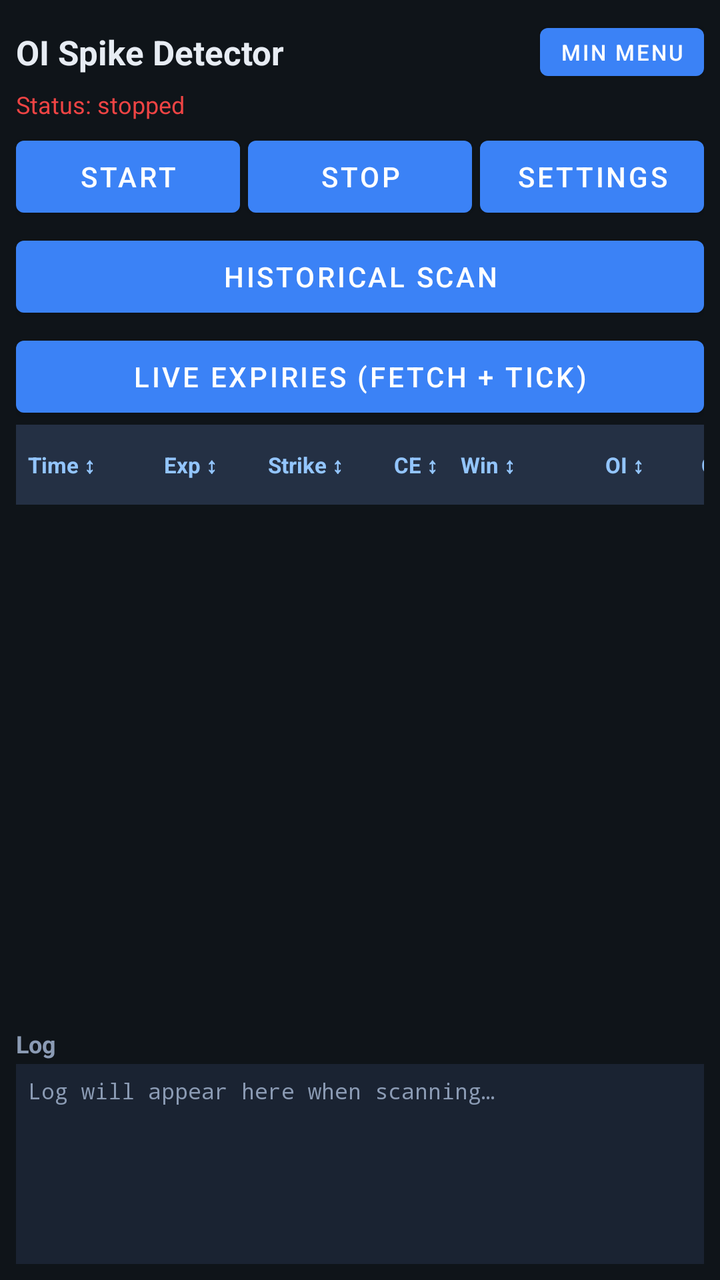
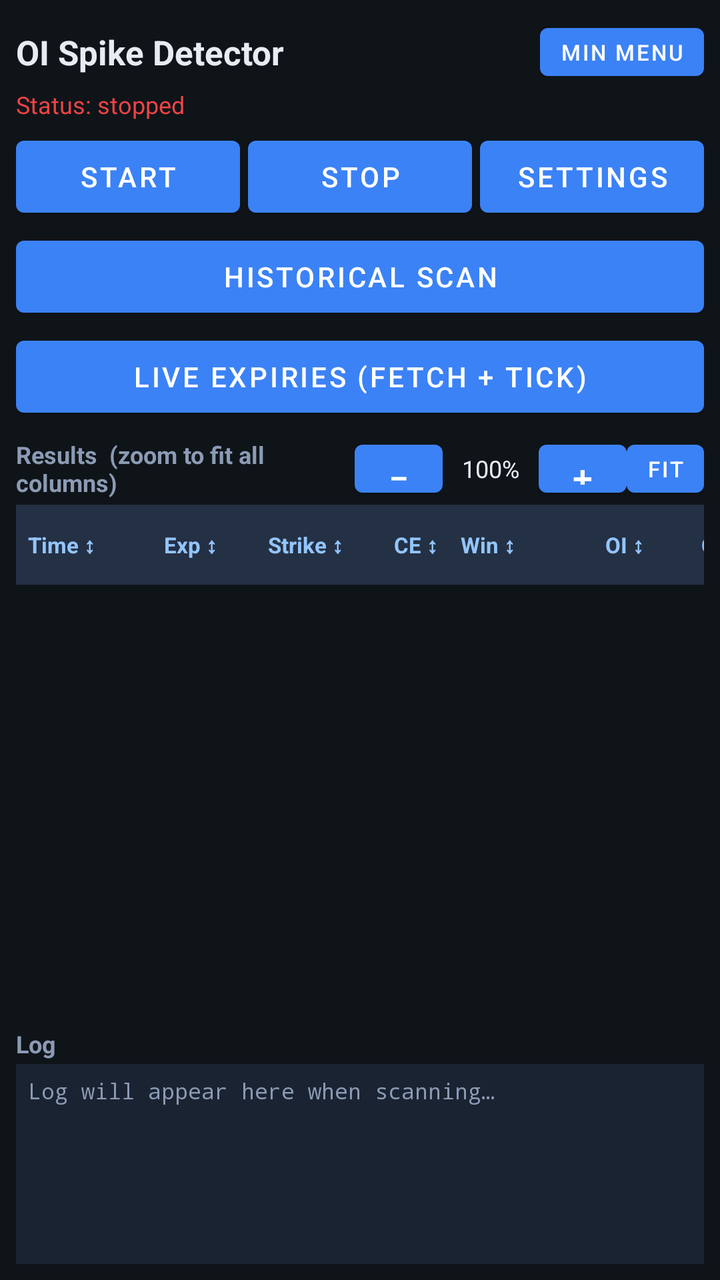

An Android layout rendered at two revisions. The XML below is the earlier revision; the diff shows what the commit changed to produce the second picture.
<!-- AndroidManifest.xml: application theme Theme.OISpikeDetector -->
<!-- res/layout/activity_main.xml -->
<?xml version="1.0" encoding="utf-8"?>
<LinearLayout xmlns:android="http://schemas.android.com/apk/res/android"
    android:layout_width="match_parent"
    android:layout_height="match_parent"
    android:orientation="vertical"
    android:padding="8dp"
    android:background="#0F1419">

    <LinearLayout
        android:layout_width="match_parent"
        android:layout_height="wrap_content"
        android:orientation="horizontal"
        android:gravity="center_vertical">
        <TextView
            android:layout_width="0dp"
            android:layout_height="wrap_content"
            android:layout_weight="1"
            android:text="OI Spike Detector"
            android:textColor="#E7ECF3"
            android:textSize="17sp"
            android:textStyle="bold" />
        <Button
            android:id="@+id/btnToggleMainExtra"
            android:layout_width="wrap_content"
            android:layout_height="36dp"
            android:minWidth="0dp"
            android:paddingLeft="10dp"
            android:paddingRight="10dp"
            android:text="Min menu"
            android:textSize="11sp" />
    </LinearLayout>

    <TextView
        android:id="@+id/statusText"
        android:layout_width="match_parent"
        android:layout_height="wrap_content"
        android:text="Status: stopped"
        android:textColor="#EF4444"
        android:textSize="12sp" />

    <LinearLayout
        android:layout_width="match_parent"
        android:layout_height="wrap_content"
        android:layout_marginTop="4dp"
        android:orientation="horizontal">
        <Button
            android:id="@+id/btnStart"
            android:layout_width="0dp"
            android:layout_height="wrap_content"
            android:layout_weight="1"
            android:text="Start" />
        <Button
            android:id="@+id/btnStop"
            android:layout_width="0dp"
            android:layout_height="wrap_content"
            android:layout_marginStart="4dp"
            android:layout_weight="1"
            android:text="Stop" />
        <Button
            android:id="@+id/btnSettings"
            android:layout_width="0dp"
            android:layout_height="wrap_content"
            android:layout_marginStart="4dp"
            android:layout_weight="1"
            android:text="Settings" />
    </LinearLayout>

    <LinearLayout
        android:id="@+id/mainExtraPanel"
        android:layout_width="match_parent"
        android:layout_height="wrap_content"
        android:orientation="vertical">
        <Button
            android:id="@+id/btnHistorical"
            android:layout_width="match_parent"
            android:layout_height="wrap_content"
            android:layout_marginTop="2dp"
            android:text="Historical Scan" />
        <Button
            android:id="@+id/btnLiveExpiries"
            android:layout_width="match_parent"
            android:layout_height="wrap_content"
            android:layout_marginTop="2dp"
            android:text="Live Expiries (Fetch + Tick)" />
    </LinearLayout>

    
    <include
        android:id="@+id/tableHeader"
        layout="@layout/table_header"
        android:layout_width="match_parent"
        android:layout_height="wrap_content" />

    <androidx.recyclerview.widget.RecyclerView
        android:id="@+id/spikeList"
        android:layout_width="match_parent"
        android:layout_height="0dp"
        android:layout_weight="1" />

    <TextView
        android:layout_width="match_parent"
        android:layout_height="wrap_content"
        android:layout_marginTop="4dp"
        android:text="Log"
        android:textColor="#8B9BB4"
        android:textStyle="bold"
        android:textSize="12sp" />

    <ScrollView
        android:id="@+id/logScroll"
        android:layout_width="match_parent"
        android:layout_height="100dp"
        android:layout_marginTop="2dp"
        android:background="#1A2332"
        android:fillViewport="true">
        <TextView
            android:id="@+id/logText"
            android:layout_width="match_parent"
            android:layout_height="wrap_content"
            android:fontFamily="monospace"
            android:padding="6dp"
            android:textColor="#8B9BB4"
            android:textSize="11sp"
            android:text="Log will appear here when scanning…" />
    </ScrollView>
</LinearLayout>
<!-- res/layout/table_header.xml (included above) -->
<?xml version="1.0" encoding="utf-8"?>
<HorizontalScrollView xmlns:android="http://schemas.android.com/apk/res/android"
    android:layout_width="match_parent"
    android:layout_height="wrap_content"
    android:scrollbars="none">
    <LinearLayout
        android:layout_width="wrap_content"
        android:layout_height="wrap_content"
        android:orientation="horizontal"
        android:paddingTop="2dp"
        android:paddingBottom="2dp"
        android:paddingLeft="2dp"
        android:paddingRight="2dp"
        android:background="#243044"
        android:minWidth="520dp"
        android:gravity="center_vertical">

        <TextView android:id="@+id/hdrTime" android:layout_width="72dp" android:layout_height="36dp"
            android:text="Time ↕" android:textColor="#93C5FD" android:textSize="11sp" android:textStyle="bold"
            android:gravity="center_vertical" android:paddingLeft="4dp" android:background="?android:attr/selectableItemBackground" />
        <TextView android:id="@+id/hdrExpiry" android:layout_width="52dp" android:layout_height="36dp"
            android:text="Exp ↕" android:textColor="#93C5FD" android:textSize="11sp" android:textStyle="bold"
            android:gravity="center_vertical" android:background="?android:attr/selectableItemBackground" />
        <TextView android:id="@+id/hdrStrike" android:layout_width="56dp" android:layout_height="36dp"
            android:text="Strike ↕" android:textColor="#93C5FD" android:textSize="11sp" android:textStyle="bold"
            android:gravity="center_vertical" android:background="?android:attr/selectableItemBackground" />
        <TextView android:id="@+id/hdrType" android:layout_width="36dp" android:layout_height="36dp"
            android:text="CE ↕" android:textColor="#93C5FD" android:textSize="11sp" android:textStyle="bold"
            android:gravity="center" android:background="?android:attr/selectableItemBackground" />
        <TextView android:id="@+id/hdrWin" android:layout_width="36dp" android:layout_height="36dp"
            android:text="Win ↕" android:textColor="#93C5FD" android:textSize="11sp" android:textStyle="bold"
            android:gravity="center" android:background="?android:attr/selectableItemBackground" />
        <TextView android:id="@+id/hdrOi" android:layout_width="64dp" android:layout_height="36dp"
            android:text="OI ↕" android:textColor="#93C5FD" android:textSize="11sp" android:textStyle="bold"
            android:gravity="center_vertical|end" android:paddingRight="4dp" android:background="?android:attr/selectableItemBackground" />
        <TextView android:id="@+id/hdrOiPct" android:layout_width="56dp" android:layout_height="36dp"
            android:text="OI% ↕" android:textColor="#93C5FD" android:textSize="11sp" android:textStyle="bold"
            android:gravity="center_vertical|end" android:paddingRight="4dp" android:background="?android:attr/selectableItemBackground" />
        <TextView android:id="@+id/hdrLtp" android:layout_width="52dp" android:layout_height="36dp"
            android:text="LTP ↕" android:textColor="#93C5FD" android:textSize="11sp" android:textStyle="bold"
            android:gravity="center_vertical|end" android:paddingRight="4dp" android:background="?android:attr/selectableItemBackground" />
    </LinearLayout>
</HorizontalScrollView>
<!-- resources referenced by this layout -->
<resources>
  <style name="Theme.OISpikeDetector" parent="Theme.MaterialComponents.DayNight.DarkActionBar">
          <item name="colorPrimary">#3B82F6</item>
          <item name="colorPrimaryVariant">#1D4ED8</item>
          <item name="colorOnPrimary">#FFFFFF</item>
          <item name="android:statusBarColor">#0F1419</item>
          <item name="android:windowBackground">#0F1419</item>
      </style>
</resources>

<!-- the commit's change to res/layout/activity_main.xml (unified diff, before → after) -->
@@ -82,6 +82,54 @@
             android:layout_height="wrap_content"
             android:layout_marginTop="2dp"
             android:text="Live Expiries (Fetch + Tick)" />
+    </LinearLayout>
+
+    
+    <LinearLayout
+        android:layout_width="match_parent"
+        android:layout_height="wrap_content"
+        android:orientation="horizontal"
+        android:gravity="center_vertical"
+        android:layout_marginTop="4dp">
+        <TextView
+            android:layout_width="0dp"
+            android:layout_height="wrap_content"
+            android:layout_weight="1"
+            android:text="Results  (zoom to fit all columns)"
+            android:textColor="#8B9BB4"
+            android:textStyle="bold"
+            android:textSize="12sp" />
+        <Button
+            android:id="@+id/btnZoomOut"
+            android:layout_width="44dp"
+            android:layout_height="36dp"
+            android:text="−"
+            android:textSize="18sp"
+            android:minWidth="0dp" />
+        <TextView
+            android:id="@+id/zoomLabel"
+            android:layout_width="48dp"
+            android:layout_height="wrap_content"
+            android:gravity="center"
+            android:text="100%"
+            android:textColor="#E7ECF3"
+            android:textSize="12sp" />
+        <Button
+            android:id="@+id/btnZoomIn"
+            android:layout_width="44dp"
+            android:layout_height="36dp"
+            android:text="+"
+            android:textSize="18sp"
+            android:minWidth="0dp" />
+        <Button
+            android:id="@+id/btnZoomFit"
+            android:layout_width="wrap_content"
+            android:layout_height="36dp"
+            android:text="Fit"
+            android:textSize="11sp"
+            android:minWidth="0dp"
+            android:paddingLeft="10dp"
+            android:paddingRight="10dp" />
     </LinearLayout>
 
     
@@ -139,7 +187,7 @@
         android:paddingLeft="2dp"
         android:paddingRight="2dp"
         android:background="#243044"
-        android:minWidth="520dp"
+        android:minWidth="360dp"
         android:gravity="center_vertical">
 
         <TextView android:id="@+id/hdrTime" android:layout_width="72dp" android:layout_height="36dp"
